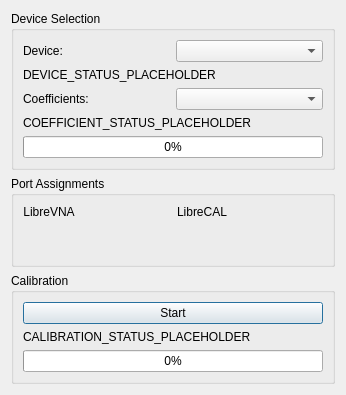
The window that Software/PC_Application/LibreVNA-GUI/Calibration/LibreCAL/librecaldialog.ui (jankae/LibreVNA) describes before a commit, drawn with Qt 5.
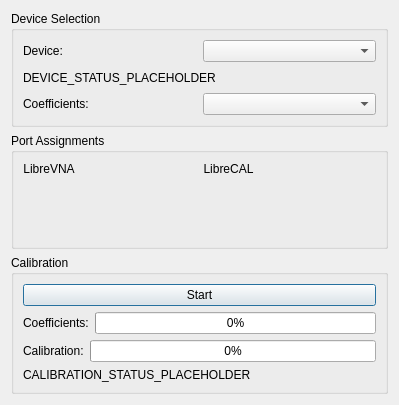
The same window after the commit. Icons and pictures are not drawn.

Commit message:
Improved electronic calibration
- Added automatic port detection mode
- Faster coefficient readout
- LibreCAL using asynchronous libusb API

```diff
--- a/Software/PC_Application/LibreVNA-GUI/Calibration/LibreCAL/librecaldialog.ui
+++ b/Software/PC_Application/LibreVNA-GUI/Calibration/LibreCAL/librecaldialog.ui
@@ -6,8 +6,8 @@
    <rect>
     <x>0</x>
     <y>0</y>
-    <width>346</width>
-    <height>395</height>
+    <width>399</width>
+    <height>405</height>
    </rect>
   </property>
   <property name="windowTitle">
@@ -58,20 +58,6 @@
         </item>
        </layout>
       </item>
-      <item>
-       <widget class="QLabel" name="lCoefficientStatus">
-        <property name="text">
-         <string>COEFFICIENT_STATUS_PLACEHOLDER</string>
-        </property>
-       </widget>
-      </item>
-      <item>
-       <widget class="QProgressBar" name="progressCoeff">
-        <property name="value">
-         <number>0</number>
-        </property>
-       </widget>
-      </item>
      </layout>
     </widget>
    </item>
@@ -120,6 +106,42 @@
         </property>
        </widget>
       </item>
+      <item>
+       <layout class="QHBoxLayout" name="horizontalLayout_4">
+        <item>
+         <widget class="QLabel" name="label_5">
+          <property name="text">
+           <string>Coefficients:</string>
+          </property>
+         </widget>
+        </item>
+        <item>
+         <widget class="QProgressBar" name="progressCoeff">
+          <property name="value">
+           <number>0</number>
+          </property>
+         </widget>
+        </item>
+       </layout>
+      </item>
+      <item>
+       <layout class="QHBoxLayout" name="horizontalLayout_3">
+        <item>
+         <widget class="QLabel" name="label_6">
+          <property name="text">
+           <string>Calibration:</string>
+          </property>
+         </widget>
+        </item>
+        <item>
+         <widget class="QProgressBar" name="progressCal">
+          <property name="value">
+           <number>0</number>
+          </property>
+         </widget>
+        </item>
+       </layout>
+      </item>
       <item>
        <widget class="QLabel" name="lCalibrationStatus">
         <property name="text">
@@ -127,13 +149,6 @@
         </property>
        </widget>
       </item>
-      <item>
-       <widget class="QProgressBar" name="progressCal">
-        <property name="value">
-         <number>0</number>
-        </property>
-       </widget>
-      </item>
      </layout>
     </widget>
    </item>
```
Left out of the diff: 3 changed lines with no effect on the pictures. The commit also changes 13 other files.
